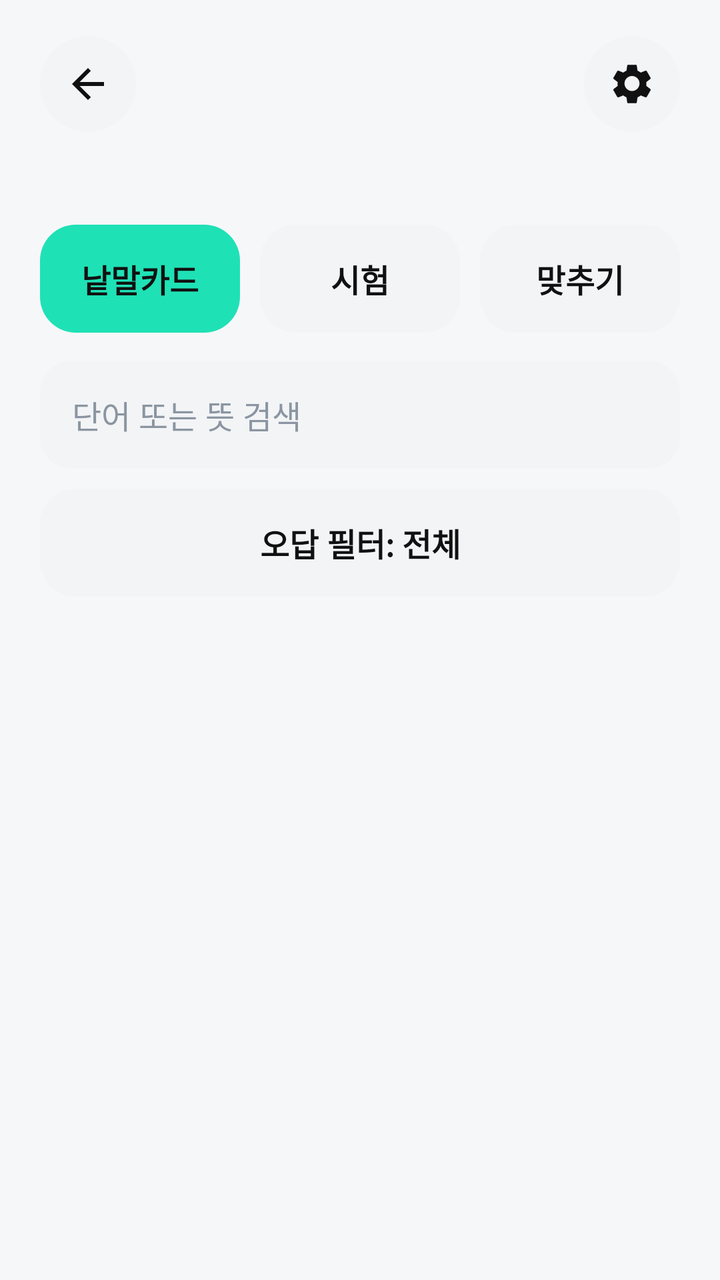
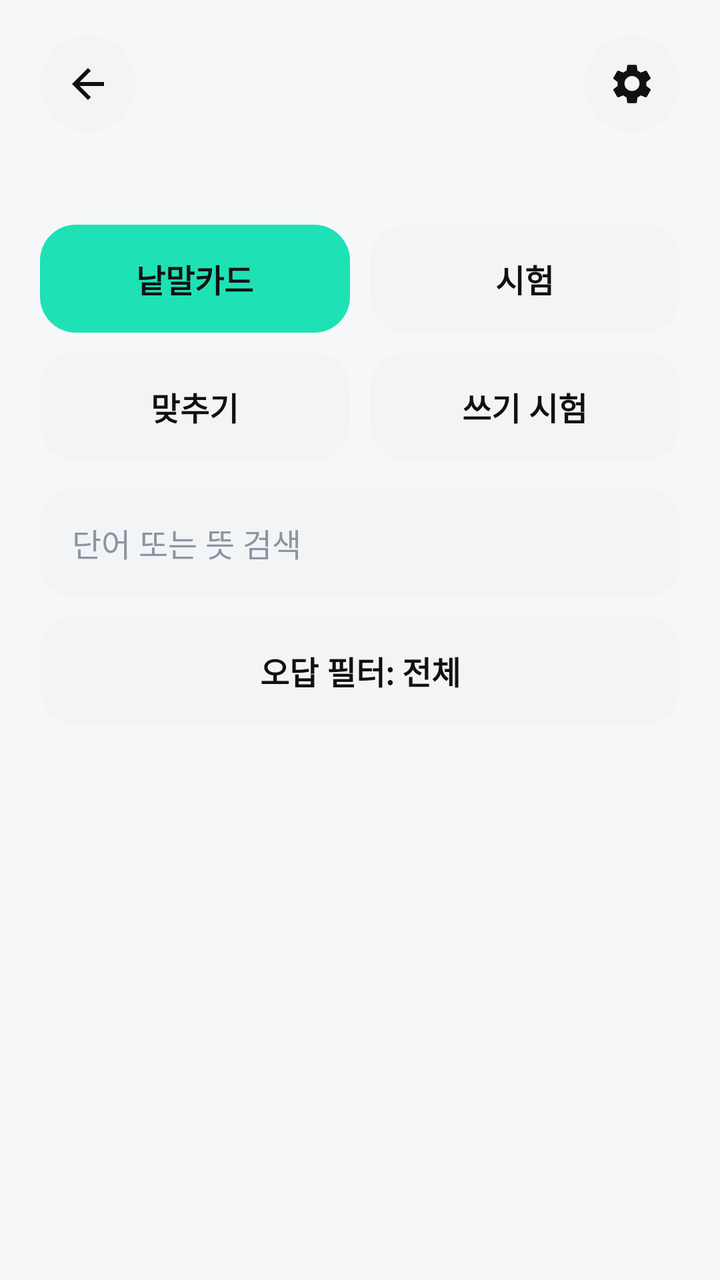

The first picture is an Android layout as it rendered before a commit; the second is the same layout after the commit. The layout source and the unified diff follow.
<!-- AndroidManifest.xml: application theme AppTheme -->
<!-- res/layout/header_book_detail.xml -->
<?xml version="1.0" encoding="utf-8"?>
<LinearLayout xmlns:android="http://schemas.android.com/apk/res/android"
    android:layout_width="match_parent"
    android:layout_height="wrap_content"
    android:orientation="vertical"
    android:paddingStart="20dp"
    android:paddingTop="18dp"
    android:paddingEnd="20dp"
    android:paddingBottom="10dp">

    <LinearLayout
        android:layout_width="match_parent"
        android:layout_height="wrap_content"
        android:gravity="center_vertical"
        android:orientation="horizontal">

        <ImageButton
            android:id="@+id/detailBackButton"
            android:layout_width="48dp"
            android:layout_height="48dp"
            android:background="@drawable/bg_icon_button"
            android:contentDescription="@string/ui_96dd037a45f9"
            android:padding="13dp"
            android:src="@drawable/ic_arrow_back" />

        <TextView
            android:id="@+id/detailBookTitle"
            style="@style/TopBarTitle"
            android:layout_width="0dp"
            android:layout_height="wrap_content"
            android:layout_marginStart="12dp"
            android:layout_weight="1"
            android:ellipsize="end"
            android:maxLines="2" />

        <ImageButton
            android:id="@+id/bookSettingsButton"
            android:layout_width="48dp"
            android:layout_height="48dp"
            android:background="@drawable/bg_icon_button"
            android:contentDescription="@string/ui_a10692c5080e"
            android:padding="13dp"
            android:src="@drawable/ic_settings" />
    </LinearLayout>

    <TextView
        android:id="@+id/detailBookStats"
        style="@style/BodyText"
        android:layout_width="match_parent"
        android:layout_height="wrap_content"
        android:layout_marginTop="8dp" />

    <LinearLayout
        android:layout_width="match_parent"
        android:layout_height="wrap_content"
        android:layout_marginTop="18dp"
        android:orientation="horizontal">

        <Button
            android:id="@+id/flashcardButton"
            style="@style/PrimaryButton"
            android:layout_width="0dp"
            android:layout_height="wrap_content"
            android:layout_marginEnd="5dp"
            android:layout_weight="1"
            android:text="@string/ui_0c05149c1c40" />

        <Button
            android:id="@+id/quizButton"
            style="@style/SecondaryButton"
            android:layout_width="0dp"
            android:layout_height="wrap_content"
            android:layout_marginStart="5dp"
            android:layout_marginEnd="5dp"
            android:layout_weight="1"
            android:text="@string/ui_3fcc7bebc2b4" />

        <Button
            android:id="@+id/matchingButton"
            style="@style/SecondaryButton"
            android:layout_width="0dp"
            android:layout_height="wrap_content"
            android:layout_marginStart="5dp"
            android:layout_weight="1"
            android:text="@string/ui_52f3a8789b84" />
    </LinearLayout>

    <EditText
        android:id="@+id/searchInput"
        style="@style/InputField"
        android:layout_width="match_parent"
        android:layout_height="wrap_content"
        android:layout_marginTop="14dp"
        android:hint="@string/ui_bc2fc68c4742"
        android:imeOptions="actionDone"
        android:singleLine="true" />

    <Button
        android:id="@+id/wrongFilterButton"
        style="@style/SecondaryButton"
        android:layout_width="match_parent"
        android:layout_height="wrap_content"
        android:layout_marginTop="10dp"
        android:text="@string/ui_bbe9bca07617" />

    <TextView
        android:id="@+id/filterResultText"
        style="@style/CaptionText"
        android:layout_width="match_parent"
        android:layout_height="wrap_content"
        android:layout_marginTop="8dp"
        android:paddingBottom="4dp" />
</LinearLayout>
<!-- resources referenced by this layout -->
<resources>
  <!-- drawable bg_icon_button (drawable) -->
  <?xml version="1.0" encoding="utf-8"?>
  <ripple xmlns:android="http://schemas.android.com/apk/res/android" android:color="#16111111">
      <item>
          <shape android:shape="oval">
              <solid android:color="@color/surface_alt" />
          </shape>
      </item>
  </ripple>
  <!-- drawable ic_arrow_back (drawable) -->
  <vector xmlns:android="http://schemas.android.com/apk/res/android"
      android:width="24dp"
      android:height="24dp"
      android:viewportWidth="24"
      android:viewportHeight="24">
      <path
          android:fillColor="@color/text_primary"
          android:pathData="M20,11H7.83l5.59,-5.59L12,4l-8,8 8,8 1.42,-1.41L7.83,13H20v-2z" />
  </vector>
  <string name="ui_0c05149c1c40">낱말카드</string>
  <string name="ui_3fcc7bebc2b4">시험</string>
  <string name="ui_52f3a8789b84">맞추기</string>
  <string name="ui_96dd037a45f9">뒤로 가기</string>
  <string name="ui_a10692c5080e">단어장 설정</string>
  <string name="ui_bbe9bca07617">오답 필터: 전체</string>
  <string name="ui_bc2fc68c4742">단어 또는 뜻 검색</string>
  <style name="BodyText">
          <item name="android:textSize">15sp</item>
          <item name="android:textColor">@color/text_secondary</item>
      </style>
  <style name="CaptionText">
          <item name="android:textSize">13sp</item>
          <item name="android:textColor">@color/text_tertiary</item>
      </style>
  <style name="TopBarTitle">
          <item name="android:fontFamily">sans-serif</item>
          <item name="android:textSize">20sp</item>
          <item name="android:textStyle">bold</item>
          <item name="android:textColor">@color/text_primary</item>
      </style>
  <style name="AppTheme" parent="android:style/Theme.Material.Light.NoActionBar">
          <item name="android:fontFamily">sans-serif</item>
          <item name="android:colorAccent">@color/primary</item>
          <item name="android:windowBackground">@color/background</item>
          <item name="android:statusBarColor">@color/surface</item>
          <item name="android:navigationBarColor">@color/surface</item>
          <item name="android:windowLightStatusBar">true</item>
          <item name="android:windowActionModeOverlay">true</item>
      </style>
  <color name="surface_alt">#F2F4F6</color>
  <color name="text_primary">#111111</color>
  <color name="text_secondary">#6B7684</color>
  <color name="text_tertiary">#8B95A1</color>
  <!-- drawable bg_button_primary (drawable) -->
  <?xml version="1.0" encoding="utf-8"?>
  <ripple xmlns:android="http://schemas.android.com/apk/res/android" android:color="#22111111">
      <item>
          <shape android:shape="rectangle">
              <solid android:color="@color/primary" />
              <corners android:radius="18dp" />
              <padding android:left="18dp" android:top="14dp" android:right="18dp" android:bottom="14dp" />
          </shape>
      </item>
  </ripple>
  <!-- drawable bg_button_secondary (drawable) -->
  <?xml version="1.0" encoding="utf-8"?>
  <ripple xmlns:android="http://schemas.android.com/apk/res/android" android:color="#16111111">
      <item>
          <shape android:shape="rectangle">
              <solid android:color="@color/surface_alt" />
              <corners android:radius="18dp" />
              <padding android:left="18dp" android:top="14dp" android:right="18dp" android:bottom="14dp" />
          </shape>
      </item>
  </ripple>
  <color name="primary">#1FE1B6</color>
  <color name="background">#F6F7F9</color>
  <color name="surface">#FFFFFF</color>
  <!-- unchanged entries left out for length: 5 -->
</resources>

<!-- the commit's change to res/layout/header_book_detail.xml (unified diff, before → after) -->
@@ -54,35 +54,15 @@
         android:layout_width="match_parent"
         android:layout_height="wrap_content"
         android:layout_marginTop="18dp"
-        android:orientation="horizontal">
-
-        <Button
-            android:id="@+id/flashcardButton"
-            style="@style/PrimaryButton"
-            android:layout_width="0dp"
-            android:layout_height="wrap_content"
-            android:layout_marginEnd="5dp"
-            android:layout_weight="1"
-            android:text="@string/ui_0c05149c1c40" />
-
-        <Button
-            android:id="@+id/quizButton"
-            style="@style/SecondaryButton"
-            android:layout_width="0dp"
-            android:layout_height="wrap_content"
-            android:layout_marginStart="5dp"
-            android:layout_marginEnd="5dp"
-            android:layout_weight="1"
-            android:text="@string/ui_3fcc7bebc2b4" />
-
-        <Button
-            android:id="@+id/matchingButton"
-            style="@style/SecondaryButton"
-            android:layout_width="0dp"
-            android:layout_height="wrap_content"
-            android:layout_marginStart="5dp"
-            android:layout_weight="1"
-            android:text="@string/ui_52f3a8789b84" />
+        android:orientation="vertical">
+        <LinearLayout android:layout_width="match_parent" android:layout_height="wrap_content" android:orientation="horizontal">
+            <Button android:id="@+id/flashcardButton" style="@style/PrimaryButton" android:layout_width="0dp" android:layout_height="wrap_content" android:layout_weight="1" android:layout_marginEnd="5dp" android:text="@string/ui_0c05149c1c40" />
+            <Button android:id="@+id/quizButton" style="@style/SecondaryButton" android:layout_width="0dp" android:layout_height="wrap_content" android:layout_weight="1" android:layout_marginStart="5dp" android:text="@string/ui_3fcc7bebc2b4" />
+        </LinearLayout>
+        <LinearLayout android:layout_width="match_parent" android:layout_height="wrap_content" android:layout_marginTop="10dp" android:orientation="horizontal">
+            <Button android:id="@+id/matchingButton" style="@style/SecondaryButton" android:layout_width="0dp" android:layout_height="wrap_content" android:layout_weight="1" android:layout_marginEnd="5dp" android:text="@string/ui_52f3a8789b84" />
+            <Button android:id="@+id/writingQuizButton" style="@style/SecondaryButton" android:layout_width="0dp" android:layout_height="wrap_content" android:layout_weight="1" android:layout_marginStart="5dp" android:text="@string/writing_exam" />
+        </LinearLayout>
     </LinearLayout>
 
     <EditText
<!-- resource entries referenced after the edit -->
@@ -26,6 +26,7 @@
   <string name="ui_a10692c5080e">단어장 설정</string>
   <string name="ui_bbe9bca07617">오답 필터: 전체</string>
   <string name="ui_bc2fc68c4742">단어 또는 뜻 검색</string>
+  <string name="writing_exam">쓰기 시험</string>
   <style name="BodyText">
           <item name="android:textSize">15sp</item>
           <item name="android:textColor">@color/text_secondary</item>
